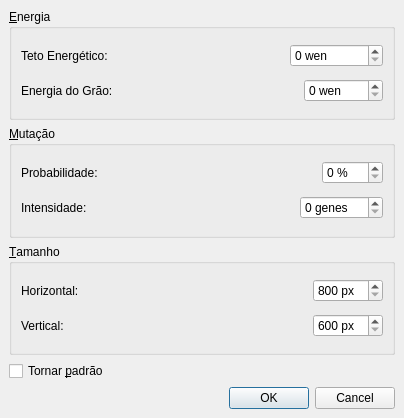
The window that gui/forms/opcoes.ui (rodrigosetti/simvida) describes before a commit, drawn with Qt 5.
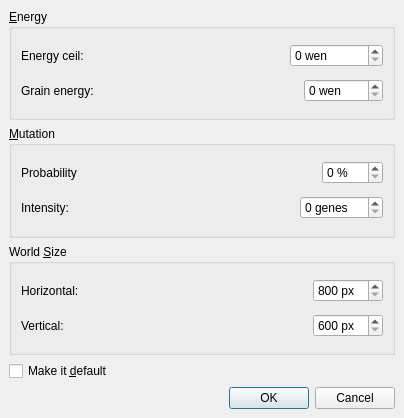
The same window after the commit. Icons and pictures are not drawn.

Diff of the .ui file:
```diff
--- a/gui/forms/opcoes.ui
+++ b/gui/forms/opcoes.ui
@@ -40,7 +40,7 @@
    <item>
     <widget class="QGroupBox" name="groupBox" >
      <property name="title" >
-      <string>&amp;Energia</string>
+      <string>&amp;Energy</string>
      </property>
      <layout class="QVBoxLayout" >
       <property name="spacing" >
@@ -78,7 +78,7 @@
         <item>
          <widget class="QLabel" name="label" >
           <property name="text" >
-           <string>Teto Energético:</string>
+           <string>Energy ceil:</string>
           </property>
          </widget>
         </item>
@@ -127,7 +127,7 @@
         <item>
          <widget class="QLabel" name="label_3" >
           <property name="text" >
-           <string>Energia do Grão:</string>
+           <string>Grain energy:</string>
           </property>
          </widget>
         </item>
@@ -162,7 +162,7 @@
    <item>
     <widget class="QGroupBox" name="groupBox_2" >
      <property name="title" >
-      <string>&amp;Mutação</string>
+      <string>&amp;Mutation</string>
      </property>
      <layout class="QVBoxLayout" >
       <property name="spacing" >
@@ -200,7 +200,7 @@
         <item>
          <widget class="QLabel" name="label_4" >
           <property name="text" >
-           <string>Probabilidade:</string>
+           <string>Probability</string>
           </property>
          </widget>
         </item>
@@ -249,7 +249,7 @@
         <item>
          <widget class="QLabel" name="label_5" >
           <property name="text" >
-           <string>Intensidade:</string>
+           <string>Intensity:</string>
           </property>
          </widget>
         </item>
@@ -284,7 +284,7 @@
    <item>
     <widget class="QGroupBox" name="groupBox_3" >
      <property name="title" >
-      <string>&amp;Tamanho</string>
+      <string>World &amp;Size</string>
      </property>
      <layout class="QVBoxLayout" >
       <property name="spacing" >
@@ -412,7 +412,7 @@
    <item>
     <widget class="QCheckBox" name="checkPadrao" >
      <property name="text" >
-      <string>Tornar &amp;padrão</string>
+      <string>Make it &amp;default</string>
      </property>
     </widget>
    </item>
```
Left out of the diff: 144 changed lines with no effect on the pictures.
